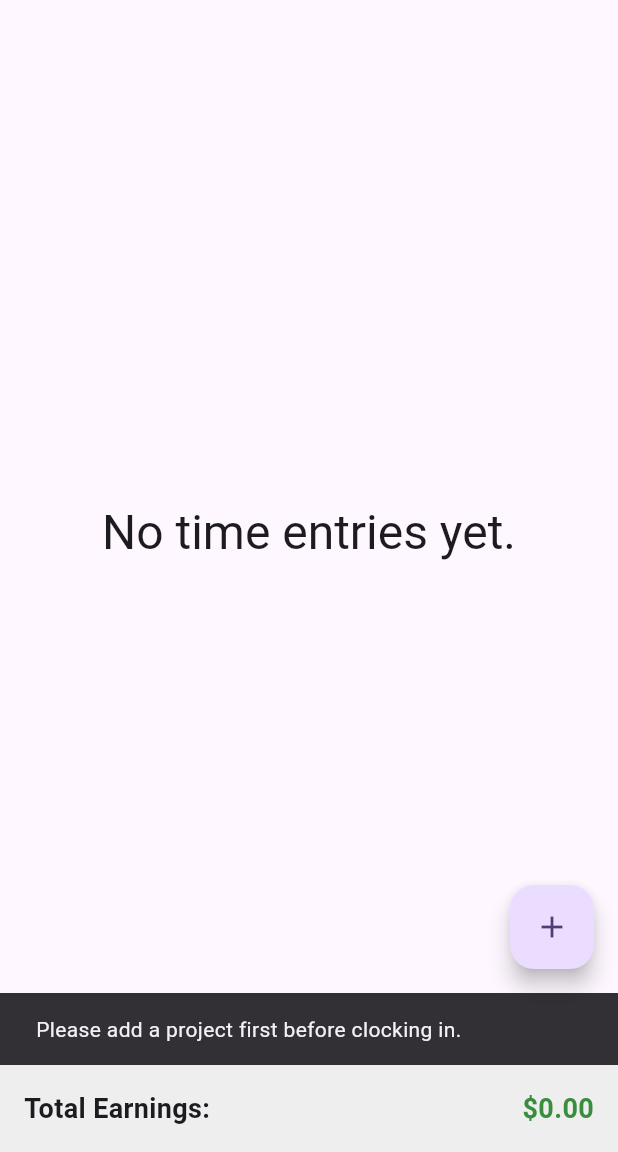
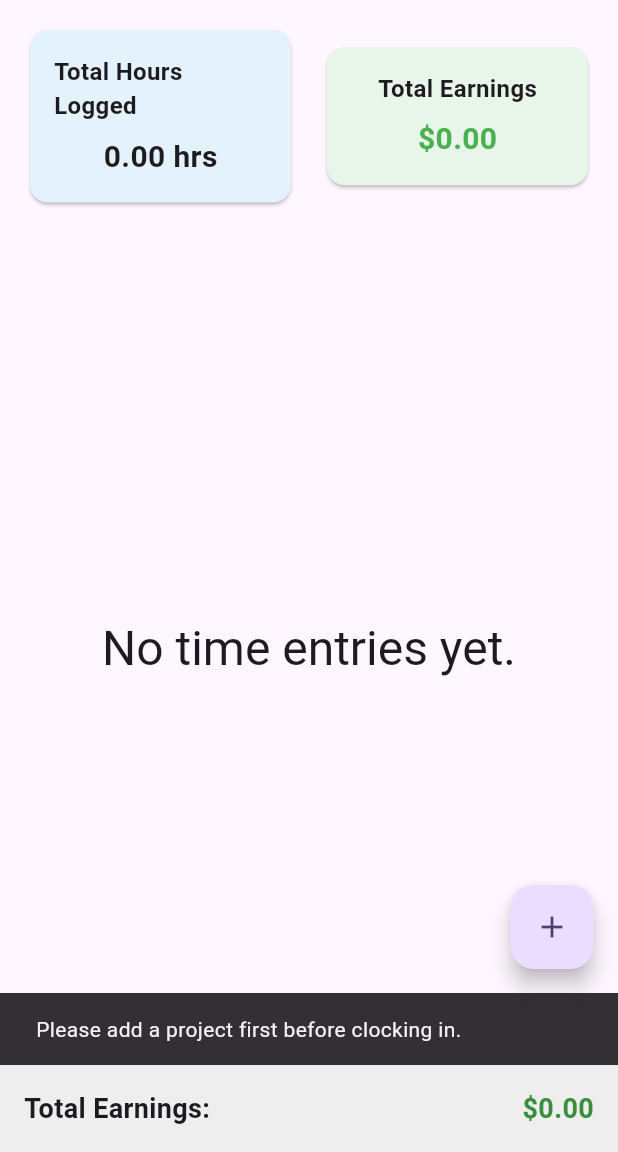
Before and after one commit to morgan-mcnabb/timesheettracker, a Flutter app: the screen it shows after launch, after a tap on the "login" icon, on a phone screen of 412 x 824 dp, the part 84-1236 px from its top. Run offline on Flutter 3.47's test engine with Material 3 defaults, Android fonts, the phone set to English and light mode, and no system bars.

Commit message:
basic dashboard created

```diff
--- a/lib/main.dart
+++ b/lib/main.dart
@@ -1,9 +1,11 @@
+// lib/main.dart
+
 import 'package:flutter/material.dart';
 import 'time_entry.dart';
 import 'add_time_entry_page.dart';
 import 'project.dart';
 import 'project_list_page.dart';
-import 'dart:async';
+import 'dart:async'; // Import for Timer
 
 void main() {
   runApp(const MyApp());
@@ -15,8 +17,8 @@ class MyApp extends StatelessWidget {
   @override
   Widget build(BuildContext context) {
     return MaterialApp(
-      debugShowCheckedModeBanner: false,
       title: 'Timesheet Tracker',
+      debugShowCheckedModeBanner: false, // Remove debug banner
       theme: ThemeData(
         colorScheme: ColorScheme.fromSeed(seedColor: Colors.deepPurple),
         useMaterial3: true,
@@ -39,6 +41,7 @@ class _MyHomePageState extends State<MyHomePage> {
   List<TimeEntry> _timeEntries = [];
   List<Project> _projects = [];
 
+  // State variables for Clock In/Out
   bool _isClockedIn = false;
   DateTime? _clockInTime;
   Timer? _timer;
@@ -46,8 +49,9 @@ class _MyHomePageState extends State<MyHomePage> {
   double _currentEarnings = 0.0;
   Project? _currentProject;
 
+  /// Starts the clocking in process with project selection
   void _clockIn() async {
-    if (_isClockedIn) return;
+    if (_isClockedIn) return; // Prevent multiple clock-ins
 
     if (_projects.isEmpty) {
       ScaffoldMessenger.of(context).showSnackBar(
@@ -56,6 +60,7 @@ class _MyHomePageState extends State<MyHomePage> {
       return;
     }
 
+    // Prompt user to select a project
     Project? selectedProject = await showDialog<Project>(
       context: context,
       builder: (BuildContext context) {
@@ -98,7 +103,7 @@ class _MyHomePageState extends State<MyHomePage> {
           actions: [
             TextButton(
               onPressed: () {
-                Navigator.of(context).pop();
+                Navigator.of(context).pop(); // Cancel
               },
               child: const Text('Cancel'),
             ),
@@ -115,7 +120,7 @@ class _MyHomePageState extends State<MyHomePage> {
       },
     );
 
-    if (selectedProject == null) return;
+    if (selectedProject == null) return; // User canceled
 
     setState(() {
       _isClockedIn = true;
@@ -125,6 +130,7 @@ class _MyHomePageState extends State<MyHomePage> {
       _currentProject = selectedProject;
     });
 
+    // Start a timer that updates every second
     _timer = Timer.periodic(const Duration(seconds: 1), (timer) {
       final now = DateTime.now();
       setState(() {
@@ -134,8 +140,9 @@ class _MyHomePageState extends State<MyHomePage> {
     });
   }
 
+  /// Stops the clocking out process
   void _clockOut() {
-    if (!_isClockedIn) return;
+    if (!_isClockedIn) return; // Prevent clock-out if not clocked in
 
     final clockOutTime = DateTime.now();
 
@@ -144,7 +151,7 @@ class _MyHomePageState extends State<MyHomePage> {
       _timer?.cancel();
     });
 
-
+    // Create a new TimeEntry
     final newEntry = TimeEntry(
       date: DateTime(_clockInTime!.year, _clockInTime!.month, _clockInTime!.day),
       startTime: TimeOfDay.fromDateTime(_clockInTime!),
@@ -157,6 +164,7 @@ class _MyHomePageState extends State<MyHomePage> {
       _timeEntries.add(newEntry);
     });
 
+    // Reset current tracking variables
     setState(() {
       _elapsed = Duration.zero;
       _currentEarnings = 0.0;
@@ -165,6 +173,7 @@ class _MyHomePageState extends State<MyHomePage> {
     });
   }
 
+  /// Navigates to the Add Time Entry Page
   void _navigateToAddEntry() {
     Navigator.push(
       context,
@@ -175,12 +184,13 @@ class _MyHomePageState extends State<MyHomePage> {
               _timeEntries.add(newEntry);
             });
           },
-          projects: _projects,
+          projects: _projects, // Passing the list of projects
         ),
       ),
     );
   }
 
+  /// Navigates to the Project Management Page
   void _navigateToManageProjects() {
     Navigator.push(
       context,
@@ -204,7 +214,7 @@ class _MyHomePageState extends State<MyHomePage> {
 
   @override
   void dispose() {
-    _timer?.cancel();
+    _timer?.cancel(); // Cancel timer if active
     super.dispose();
   }
 
@@ -212,6 +222,10 @@ class _MyHomePageState extends State<MyHomePage> {
   Widget build(BuildContext context) {
     double totalEarnings =
         _timeEntries.fold(0.0, (sum, entry) => sum + entry.totalEarnings);
+
+    // Calculate Total Hours Logged
+    double totalHoursLogged =
+        _timeEntries.fold(0.0, (sum, entry) => sum + entry.billableHours);
 
     return Scaffold(
       appBar: AppBar(
@@ -240,48 +254,80 @@ class _MyHomePageState extends State<MyHomePage> {
       body: SafeArea(
         child: Column(
           children: [
+            // Summary Metrics Section
+            Padding(
+              padding: const EdgeInsets.all(16.0),
+              child: Row(
+                children: [
+                  // Total Hours Logged Card
                   Expanded(
-              child: _timeEntries.isEmpty
-                  ? Center(
-                      child: Text(
-                        'No time entries yet.',
-                        style: Theme.of(context).textTheme.headlineLarge,
+                    child: Card(
+                      color: Colors.blue[50],
+                      child: Padding(
+                        padding: const EdgeInsets.all(16.0),
+                        child: Column(
+                          children: [
+                            const Text(
+                              'Total Hours Logged',
+                              style: TextStyle(
+                                fontSize: 16,
+                                fontWeight: FontWeight.bold,
                               ),
-                    )
-                  : ListView.builder(
-                      itemCount: _timeEntries.length,
-                      itemBuilder: (context, index) {
-                        final entry = _timeEntries[index];
-                        return ListTile(
-                          leading: const Icon(Icons.work),
-                          title: Text(entry.project.name),
-                          subtitle: Text(
-                            '${entry.date.year}-${_twoDigits(entry.date.month)}-${_twoDigits(entry.date.day)} | ${entry.startTime.format(context)} - ${entry.endTime.format(context)}',
                             ),
-                          trailing: Column(
-                            crossAxisAlignment: CrossAxisAlignment.end,
-                            mainAxisAlignment: MainAxisAlignment.center,
-                            children: [
-                              Text('${entry.billableHours.toStringAsFixed(2)} hrs'),
-                              const SizedBox(height: 4),
+                            SizedBox(height: 8),
                             Text(
-                                '\$${entry.totalEarnings.toStringAsFixed(2)}',
-                                style: TextStyle(
+                              '${totalHoursLogged.toStringAsFixed(2)} hrs',
+                              style: const TextStyle(
+                                fontSize: 20,
                                 fontWeight: FontWeight.bold,
-                                  color: Colors.green[700],
                               ),
                             ),
                           ],
                         ),
-                        );
-                      },
                       ),
                     ),
+                  ),
+                  SizedBox(width: 16),
+                  // Total Earnings Card
+                  Expanded(
+                    child: Card(
+                      color: Colors.green[50],
+                      child: Padding(
+                        padding: const EdgeInsets.all(16.0),
+                        child: Column(
+                          children: [
+                            const Text(
+                              'Total Earnings',
+                              style: TextStyle(
+                                fontSize: 16,
+                                fontWeight: FontWeight.bold,
+                              ),
+                            ),
+                            SizedBox(height: 8),
+                            Text(
+                              '\$${totalEarnings.toStringAsFixed(2)}',
+                              style: const TextStyle(
+                                fontSize: 20,
+                                fontWeight: FontWeight.bold,
+                                color: Colors.green,
+                              ),
+                            ),
+                          ],
+                        ),
+                      ),
+                    ),
+                  ),
+                ],
+              ),
+            ),
+
+            // Active Session Display (if any)
             if (_isClockedIn)
-              Card(
+              Padding(
+                padding: const EdgeInsets.symmetric(horizontal: 16.0),
+                child: Card(
                   color: Colors.blue[50],
-                margin:
-                    const EdgeInsets.symmetric(horizontal: 16.0, vertical: 8.0),
+                  margin: const EdgeInsets.symmetric(vertical: 8.0),
                   child: Padding(
                     padding: const EdgeInsets.all(16.0),
                     child: Column(
@@ -339,11 +385,51 @@ class _MyHomePageState extends State<MyHomePage> {
                           icon: const Icon(Icons.logout),
                           label: const Text('Clock Out'),
                           style: ElevatedButton.styleFrom(
-                          backgroundColor: Colors.red,
+                            backgroundColor: Colors.red, // Corrected from foregroundColor
                           ),
                         ),
                       ],
                     ),
+                  ),
+                ),
+              ),
+
+            // Time Entries List
+            Expanded(
+              child: _timeEntries.isEmpty
+                  ? Center(
+                      child: Text(
+                        'No time entries yet.',
+                        style: Theme.of(context).textTheme.headlineLarge,
+                      ),
+                    )
+                  : ListView.builder(
+                      itemCount: _timeEntries.length,
+                      itemBuilder: (context, index) {
+                        final entry = _timeEntries[index];
+                        return ListTile(
+                          leading: const Icon(Icons.work),
+                          title: Text(entry.project.name),
+                          subtitle: Text(
+                            '${entry.date.year}-${_twoDigits(entry.date.month)}-${_twoDigits(entry.date.day)} | ${entry.startTime.format(context)} - ${entry.endTime.format(context)}',
+                          ),
+                          trailing: Column(
+                            crossAxisAlignment: CrossAxisAlignment.end,
+                            mainAxisAlignment: MainAxisAlignment.center,
+                            children: [
+                              Text('${entry.billableHours.toStringAsFixed(2)} hrs'),
+                              const SizedBox(height: 4),
+                              Text(
+                                '\$${entry.totalEarnings.toStringAsFixed(2)}',
+                                style: TextStyle(
+                                  fontWeight: FontWeight.bold,
+                                  color: Colors.green[700],
+                                ),
+                              ),
+                            ],
+                          ),
+                        );
+                      },
                     ),
             ),
           ],
@@ -354,7 +440,7 @@ class _MyHomePageState extends State<MyHomePage> {
         tooltip: 'Add Time Entry',
         child: const Icon(Icons.add),
       ),
-      floatingActionButtonLocation: FloatingActionButtonLocation.endFloat,
+      floatingActionButtonLocation: FloatingActionButtonLocation.endFloat, // Updated Location
       bottomNavigationBar: Container(
         padding: const EdgeInsets.all(16.0),
         color: Colors.grey[200],
@@ -381,7 +467,6 @@ class _MyHomePageState extends State<MyHomePage> {
       ),
     );
   }
-
     String _formatDuration(Duration duration) {
       String twoDigits(int n) => n.toString().padLeft(2, '0');
       String twoDigitMinutes = twoDigits(duration.inMinutes.remainder(60));
```
Lines whose indentation alone changed are shown as unchanged.
